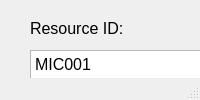
Old version of the form view_resource.ui in the repository NehalNN10/DBProject.
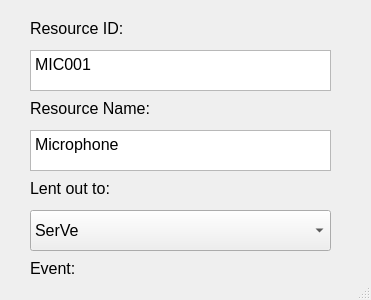
New version of the form.

The edit to the form file:
```diff
--- a/view_resource.ui
+++ b/view_resource.ui
@@ -7,7 +7,7 @@
     <x>0</x>
     <y>0</y>
     <width>371</width>
-    <height>0</height>
+    <height>300</height>
    </rect>
   </property>
   <property name="windowTitle">
```
